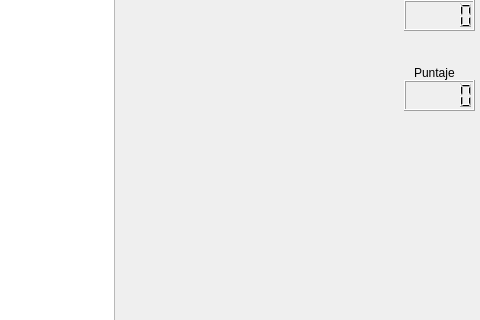
JuanLD89/Proyecto-final_, file juego2020/mainwindow.ui: the form before one commit; both pictures show x 816 to 1296 and y 150 to 470 of the 1296 by 739 pixel window.
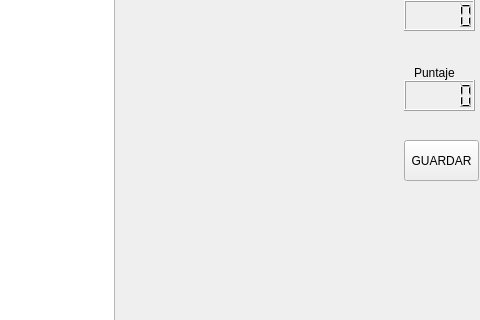
The form after the commit.

```diff
--- a/juego2020/mainwindow.ui
+++ b/juego2020/mainwindow.ui
@@ -96,6 +96,19 @@
      <string>Puntaje</string>
     </property>
    </widget>
+   <widget class="QPushButton" name="pushButton_3">
+    <property name="geometry">
+     <rect>
+      <x>1220</x>
+      <y>290</y>
+      <width>75</width>
+      <height>41</height>
+     </rect>
+    </property>
+    <property name="text">
+     <string>GUARDAR</string>
+    </property>
+   </widget>
   </widget>
   <widget class="QMenuBar" name="menubar">
    <property name="geometry">
```
